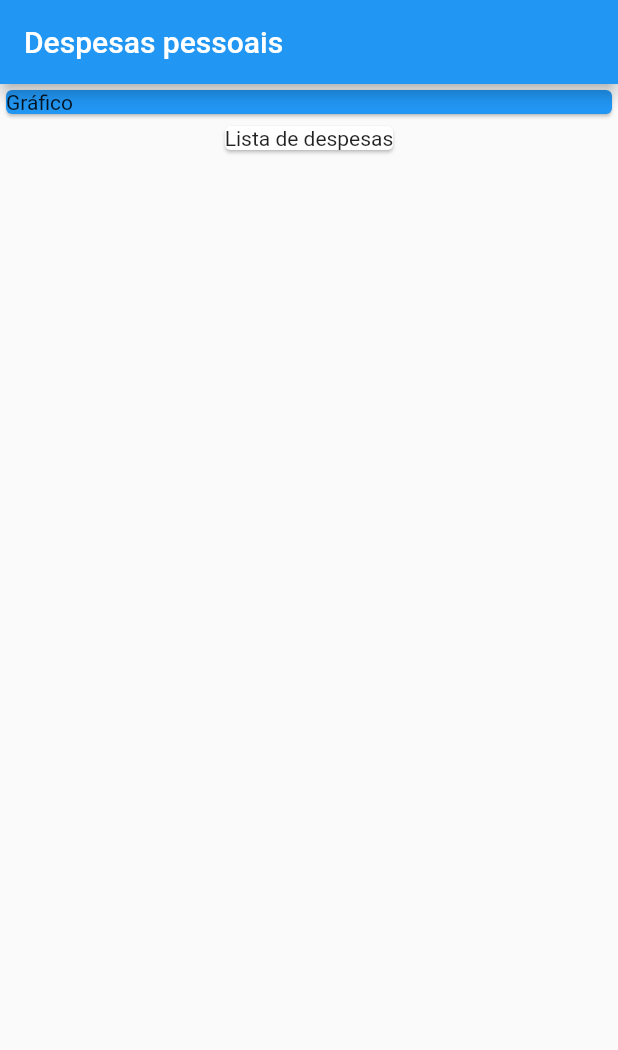
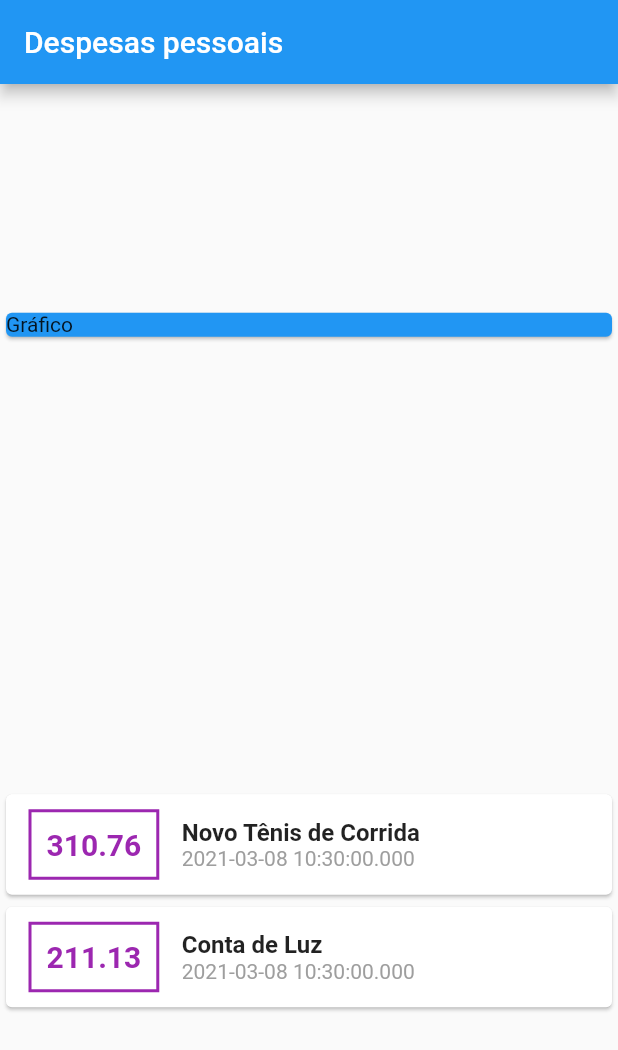
Before and after one commit to eniomcosta/flutter-expenses-app, a Flutter app: the screen it shows after launch, on a phone screen of 412 x 824 dp. Shown: the top 1050 px of the screen. Run offline on Flutter 3.47's test engine with Material 2 defaults, Android fonts, the phone set to English and light mode, and no system bars.

```diff
--- a/lib/main.dart
+++ b/lib/main.dart
@@ -1,3 +1,4 @@
+import 'package:expenses/models/transaction.dart';
 import 'package:flutter/material.dart';
 
 main() => runApp(ExpensesApp());
@@ -12,6 +13,16 @@ class ExpensesApp extends StatelessWidget {
 }
 
 class HomePage extends StatelessWidget {
+  final _transactions = [
+    Transaction(
+        id: "t1",
+        date: DateTime.now(),
+        title: "Novo Tênis de Corrida",
+        value: 310.76),
+    Transaction(
+        id: "t2", date: DateTime.now(), title: "Conta de Luz", value: 211.13),
+  ];
+
   @override
   Widget build(BuildContext context) {
     return Scaffold(
@@ -19,6 +30,8 @@ class HomePage extends StatelessWidget {
         title: Text("Despesas pessoais"),
       ),
       body: Column(
+        mainAxisAlignment: MainAxisAlignment.spaceAround,
+        crossAxisAlignment: CrossAxisAlignment.stretch,
         children: [
           Container(
             width: double.infinity,
@@ -27,8 +40,45 @@ class HomePage extends StatelessWidget {
               child: Text("Gráfico"),
             ),
           ),
-          Card(
-            child: Text("Lista de despesas"),
+          Column(
+            children: _transactions.map((t) {
+              return Card(
+                child: Row(
+                  children: [
+                    Container(
+                      margin:
+                          EdgeInsets.symmetric(horizontal: 15, vertical: 10),
+                      decoration: BoxDecoration(
+                        border: Border.all(color: Colors.purple, width: 2),
+                      ),
+                      padding: EdgeInsets.all(10),
+                      child: Text(
+                        t.value.toString(),
+                        style: TextStyle(
+                            color: Colors.purple,
+                            fontWeight: FontWeight.bold,
+                            fontSize: 20),
+                      ),
+                    ),
+                    //TODO fonte do título 16, bold e cor da data cinza
+                    Column(
+                      crossAxisAlignment: CrossAxisAlignment.start,
+                      children: [
+                        Text(
+                          t.title,
+                          style: TextStyle(
+                              fontWeight: FontWeight.bold, fontSize: 16),
+                        ),
+                        Text(
+                          t.date.toString(),
+                          style: TextStyle(color: Colors.grey),
+                        )
+                      ],
+                    )
+                  ],
+                ),
+              );
+            }).toList(),
           )
         ],
       ),
--- /dev/null
+++ b/lib/models/transaction.dart
@@ -0,0 +1,14 @@
+import 'package:flutter/foundation.dart';
+
+class Transaction {
+  final String id;
+  final String title;
+  final double value;
+  final DateTime date;
+
+  Transaction(
+      {@required this.id,
+      @required this.title,
+      @required this.value,
+      @required this.date});
+}
```
